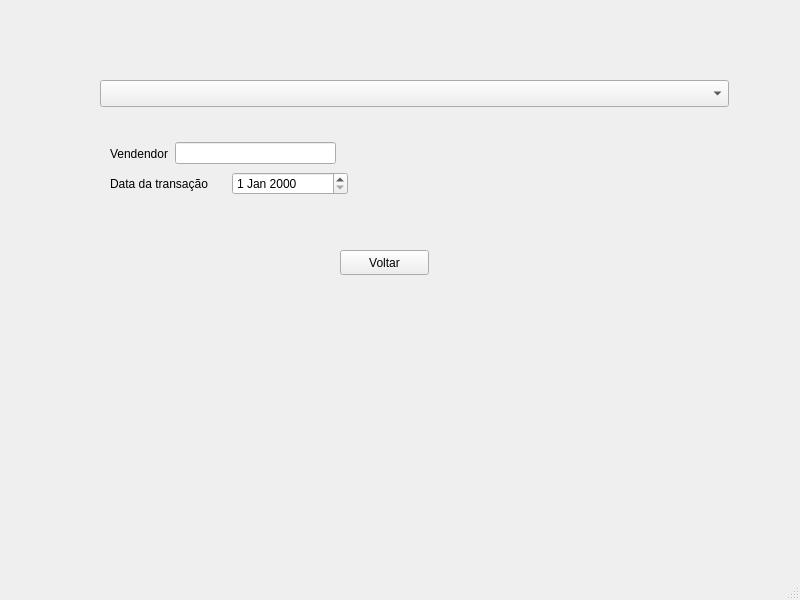
Before: the Qt Designer form qt6/src/cadtransacao.ui in lamarckf/cuidesys, drawn with Qt 5.
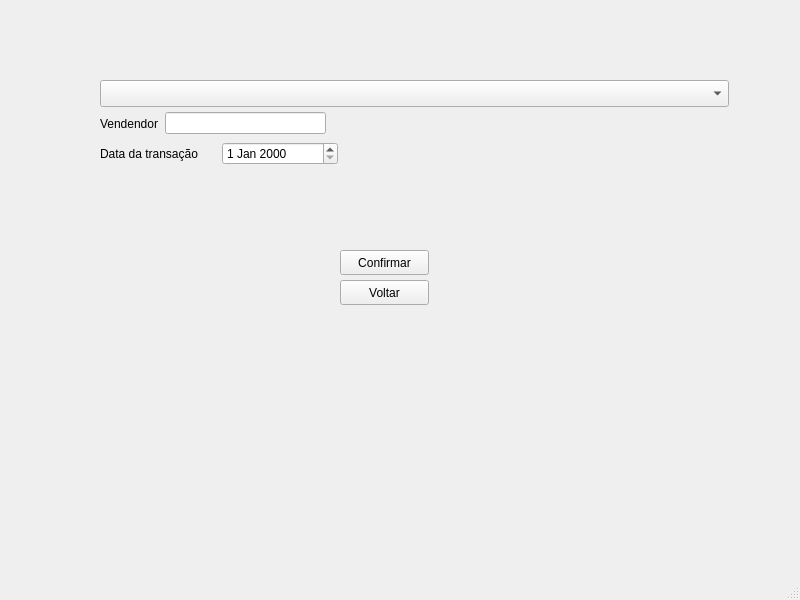
After: the same form once the commit is applied.

Diff of the .ui file:
```diff
--- a/qt6/src/cadtransacao.ui
+++ b/qt6/src/cadtransacao.ui
@@ -28,7 +28,7 @@
     <property name="geometry">
      <rect>
       <x>340</x>
-      <y>250</y>
+      <y>280</y>
       <width>89</width>
       <height>25</height>
      </rect>
@@ -37,11 +37,24 @@
      <string>Voltar</string>
     </property>
    </widget>
+   <widget class="QPushButton" name="pushButton">
+    <property name="geometry">
+     <rect>
+      <x>340</x>
+      <y>250</y>
+      <width>89</width>
+      <height>25</height>
+     </rect>
+    </property>
+    <property name="text">
+     <string>Confirmar</string>
+    </property>
+   </widget>
    <widget class="QWidget" name="">
     <property name="geometry">
      <rect>
-      <x>110</x>
-      <y>140</y>
+      <x>100</x>
+      <y>110</y>
       <width>226</width>
       <height>27</height>
      </rect>
@@ -62,8 +75,8 @@
    <widget class="QWidget" name="">
     <property name="geometry">
      <rect>
-      <x>110</x>
-      <y>170</y>
+      <x>100</x>
+      <y>140</y>
       <width>238</width>
       <height>28</height>
      </rect>
```
